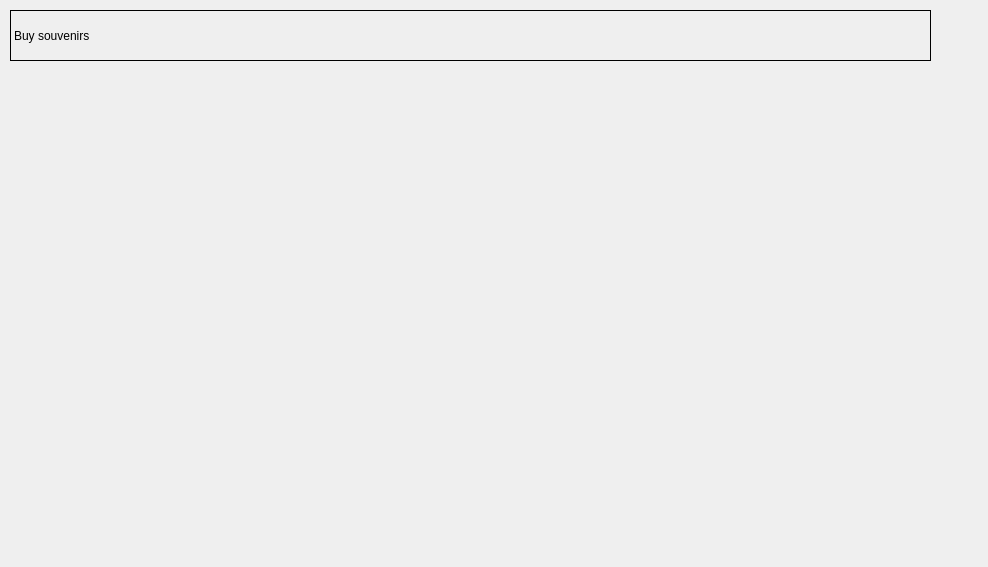
Before: the Qt Designer form BaseballProject2/tripplanner.ui in tholm1/CS1D-Project-2-Baseball, drawn with Qt 5.
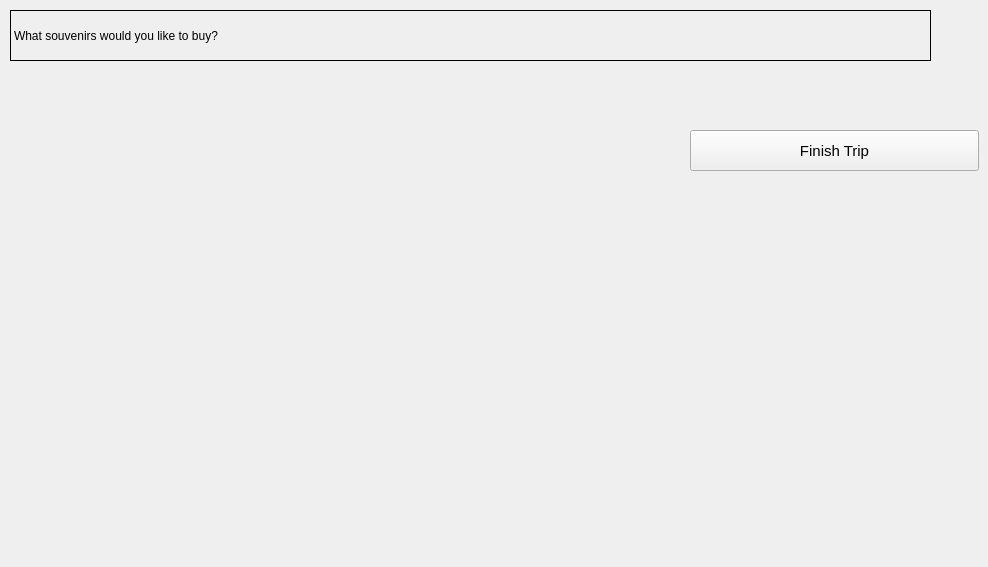
After: the same form once the commit is applied. The open tabs and pages were chosen to show the change.

The edit to the form file:
```diff
--- a/BaseballProject2/tripplanner.ui
+++ b/BaseballProject2/tripplanner.ui
@@ -449,7 +449,34 @@
       <enum>QFrame::Box</enum>
      </property>
      <property name="text">
-      <string>Buy souvenirs</string>
+      <string>What souvenirs would you like to buy?</string>
+     </property>
+    </widget>
+    <widget class="QPushButton" name="PushButton_SouvenirFinishTrip">
+     <property name="geometry">
+      <rect>
+       <x>690</x>
+       <y>130</y>
+       <width>289</width>
+       <height>41</height>
+      </rect>
+     </property>
+     <property name="minimumSize">
+      <size>
+       <width>121</width>
+       <height>41</height>
+      </size>
+     </property>
+     <property name="font">
+      <font>
+       <pointsize>11</pointsize>
+      </font>
+     </property>
+     <property name="styleSheet">
+      <string notr="true"/>
+     </property>
+     <property name="text">
+      <string>Finish Trip</string>
      </property>
     </widget>
    </widget>
```
Left out of the diff: 15 changed lines with no effect on the pictures.
